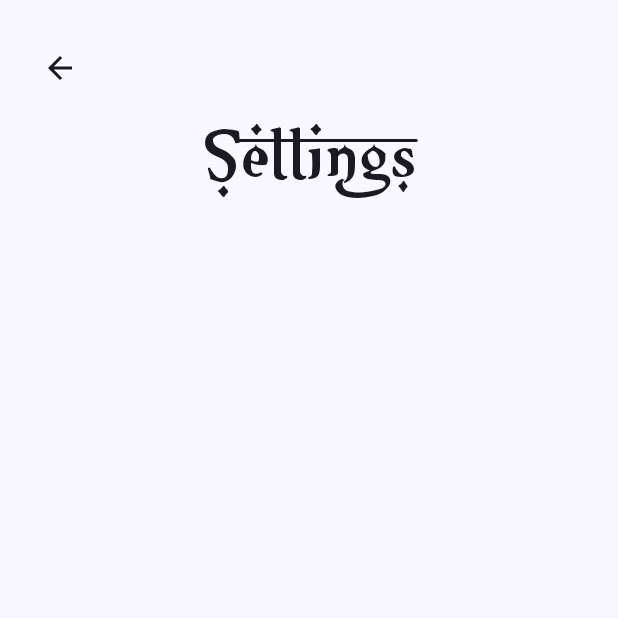
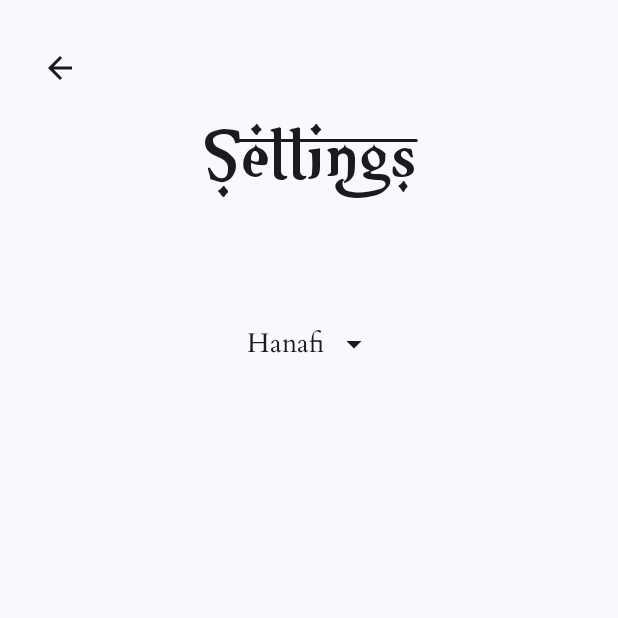
Before and after one commit to kabirnayeem99/islam_qa_org_android, an Android app built with Jetpack Compose: the composable SettingsScreen shown on its own in the app's theme, on a phone screen of 412 x 824 dp, the top half of it. Run offline under Robolectric (Android 15) with nearby library versions, the phone set to English and light mode, and no system bars; our stand-ins replace Dagger/Hilt's generated code, Timber; libraries missing offline, so code that uses them is left out: com.ramcosta.composedestinations.

Commit message:
🗜️ refactor [settings]: refactor settings page to use jetpack compose

```diff
--- a/app/build.gradle
+++ b/app/build.gradle
@@ -151,7 +151,8 @@ dependencies {
 
     implementation 'com.github.giangpham96:ExpandableTextView:1.0.1'
 
-    implementation 'io.github.raamcosta.compose-destinations:core:1.5.10-beta'
+//    implementation 'io.github.raamcosta.compose-destinations:core:1.5.10-beta'
+    implementation 'io.github.raamcosta.compose-destinations:animations-core:1.5.10-beta'
     ksp 'io.github.raamcosta.compose-destinations:ksp:1.5.10-beta'
 
 }
--- a/app/src/main/java/io/github/kabirnayeem99/islamqaorg/ui/home/QuestionItemCard.kt
+++ b/app/src/main/java/io/github/kabirnayeem99/islamqaorg/ui/home/QuestionItemCard.kt
@@ -28,11 +28,12 @@ import io.github.kabirnayeem99.islamqaorg.ui.theme.ArabicFontFamily
 fun QuestionItemCard(
     question: Question,
     shouldHavePadding: Boolean = true,
+    modifier: Modifier,
     onClick: () -> Unit = {}
 ) {
 
     Card(
-        modifier = Modifier
+        modifier = modifier
             .padding(vertical = 8.dp, horizontal = if (shouldHavePadding) 24.dp else 0.dp)
             .fillMaxWidth(),
         border = BorderStroke(
--- a/app/src/main/java/io/github/kabirnayeem99/islamqaorg/ui/settings/SettingsScreen.kt
+++ b/app/src/main/java/io/github/kabirnayeem99/islamqaorg/ui/settings/SettingsScreen.kt
@@ -1,35 +1,120 @@
 package io.github.kabirnayeem99.islamqaorg.ui.settings
 
 import androidx.compose.foundation.background
-import androidx.compose.foundation.layout.Spacer
-import androidx.compose.foundation.layout.fillMaxSize
-import androidx.compose.foundation.layout.height
-import androidx.compose.foundation.layout.padding
+import androidx.compose.foundation.clickable
+import androidx.compose.foundation.layout.*
 import androidx.compose.foundation.lazy.LazyColumn
+import androidx.compose.material.DropdownMenuItem
 import androidx.compose.material.TopAppBar
 import androidx.compose.material.icons.Icons
+import androidx.compose.material.icons.filled.ArrowDropDown
+import androidx.compose.material.icons.filled.FavoriteBorder
 import androidx.compose.material.icons.outlined.ArrowBack
-import androidx.compose.material3.ExperimentalMaterial3Api
-import androidx.compose.material3.MaterialTheme
-import androidx.compose.material3.Scaffold
-import androidx.compose.runtime.Composable
+import androidx.compose.material3.*
+import androidx.compose.runtime.*
+import androidx.compose.ui.Alignment
 import androidx.compose.ui.Modifier
 import androidx.compose.ui.res.stringResource
 import androidx.compose.ui.unit.dp
+import androidx.compose.ui.unit.sp
+import androidx.hilt.navigation.compose.hiltViewModel
 import com.ramcosta.composedestinations.annotation.Destination
 import com.ramcosta.composedestinations.navigation.DestinationsNavigator
 import io.github.kabirnayeem99.islamqaorg.R
+import io.github.kabirnayeem99.islamqaorg.domain.entity.Fiqh
+import io.github.kabirnayeem99.islamqaorg.ui.common.PageTransitionAnimation
 import io.github.kabirnayeem99.islamqaorg.ui.common.ScreenTitle
 import io.github.kabirnayeem99.islamqaorg.ui.common.TopBarActionButton
+import timber.log.Timber
 
 @OptIn(ExperimentalMaterial3Api::class)
-@Destination
+@Destination(style = PageTransitionAnimation::class)
 @Composable
-fun SettingsScreen(navigator: DestinationsNavigator) {
+fun SettingsScreen(
+    settingsViewModel: SettingsViewModel = hiltViewModel(),
+    navigator: DestinationsNavigator
+) {
 
-    Scaffold(modifier = Modifier
+
+    LaunchedEffect(true) {
+        settingsViewModel.getFiqh()
+    }
+
+    val selectedFiqh = settingsViewModel.uiState.selectedFiqh
+
+    Scaffold(
+        modifier = Modifier
             .fillMaxSize()
-        .padding(top = 12.dp), topBar = {
+            .padding(top = 12.dp),
+        topBar = { SettingsTopAppBar(navigator) },
+    ) {
+
+
+        LazyColumn {
+            item {
+                Spacer(modifier = Modifier.height(62.dp))
+                val settingsLabel = stringResource(id = R.string.label_settings)
+                ScreenTitle(homePageTitle = settingsLabel)
+                Spacer(modifier = Modifier.height(52.dp))
+                FiqhSelectorDropDownMenu(selectedFiqh, settingsViewModel)
+            }
+        }
+    }
+}
+
+@Composable
+private fun FiqhSelectorDropDownMenu(
+    selectedFiqh: Fiqh,
+    settingsViewModel: SettingsViewModel
+) {
+    val fiqhList = Fiqh.values().filterNot { it.displayName.isBlank() }
+    var expanded by remember { mutableStateOf(false) }
+
+    Box(Modifier.fillMaxWidth(), contentAlignment = Alignment.Center) {
+        Row(
+            Modifier
+                .padding(24.dp)
+                .clickable {
+                    expanded = !expanded
+                }
+                .padding(8.dp),
+            horizontalArrangement = Arrangement.Center,
+            verticalAlignment = Alignment.CenterVertically
+        ) {
+            Text(
+                text = selectedFiqh.displayName,
+                fontSize = 18.sp,
+                modifier = Modifier.padding(end = 8.dp)
+            )
+            Icon(
+                imageVector = Icons.Filled.ArrowDropDown,
+                contentDescription = stringResource(id = R.string.content_desc_select_fiqh)
+            )
+            DropdownMenu(expanded = expanded, onDismissRequest = { expanded = false }) {
+                fiqhList.forEach { fiqh ->
+                    DropdownMenuItem(onClick = {
+                        Timber.d(fiqh.toString())
+                        expanded = false
+                        settingsViewModel.saveFiqh(fiqh)
+                    }) {
+                        Row {
+                            Icon(
+                                imageVector = Icons.Filled.FavoriteBorder,
+                                contentDescription = stringResource(id = R.string.hint_fiqh)
+                            )
+                            Spacer(modifier = Modifier.width(10.dp))
+                            Text(text = fiqh.displayName)
+
+                        }
+                    }
+                }
+            }
+        }
+    }
+}
+
+@Composable
+private fun SettingsTopAppBar(navigator: DestinationsNavigator) {
     TopAppBar(
         title = {},
         navigationIcon = {
@@ -45,14 +130,4 @@ fun SettingsScreen(navigator: DestinationsNavigator) {
             .background(color = MaterialTheme.colorScheme.background.copy(alpha = 0.6F)),
         elevation = 0.dp,
     )
-    }) {
-        LazyColumn {
-            item {
-                Spacer(modifier = Modifier.height(62.dp))
-                val settingsLabel = stringResource(id = R.string.label_settings)
-                ScreenTitle(homePageTitle = settingsLabel)
-                Spacer(modifier = Modifier.height(52.dp))
 }
-        }
-    }
-}
--- a/app/src/main/java/io/github/kabirnayeem99/islamqaorg/ui/settings/SettingsViewModel.kt
+++ b/app/src/main/java/io/github/kabirnayeem99/islamqaorg/ui/settings/SettingsViewModel.kt
@@ -1,5 +1,8 @@
 package io.github.kabirnayeem99.islamqaorg.ui.settings
 
+import androidx.compose.runtime.getValue
+import androidx.compose.runtime.mutableStateOf
+import androidx.compose.runtime.setValue
 import androidx.lifecycle.ViewModel
 import androidx.lifecycle.viewModelScope
 import dagger.hilt.android.lifecycle.HiltViewModel
@@ -7,9 +10,6 @@ import io.github.kabirnayeem99.islamqaorg.domain.entity.Fiqh
 import io.github.kabirnayeem99.islamqaorg.domain.useCase.GetPreferredFiqh
 import io.github.kabirnayeem99.islamqaorg.domain.useCase.SavePreferredFiqh
 import kotlinx.coroutines.Job
-import kotlinx.coroutines.flow.MutableStateFlow
-import kotlinx.coroutines.flow.asStateFlow
-import kotlinx.coroutines.flow.update
 import kotlinx.coroutines.launch
 import timber.log.Timber
 import javax.inject.Inject
@@ -20,8 +20,8 @@ class SettingsViewModel @Inject constructor(
     private val getPreferredFiqh: GetPreferredFiqh,
 ) : ViewModel() {
 
-    private val _uiState = MutableStateFlow(SettingsUiState())
-    val uiState = _uiState.asStateFlow()
+    var uiState by mutableStateOf(SettingsUiState())
+        private set
 
     private var savePreferredFiqhJob: Job? = null
 
@@ -29,7 +29,7 @@ class SettingsViewModel @Inject constructor(
         savePreferredFiqhJob?.cancel()
         savePreferredFiqhJob = viewModelScope.launch {
             savePreferredFiqh(fiqh)
-            _uiState.update { it.copy(selectedFiqh = fiqh) }
+            uiState = uiState.copy(selectedFiqh = fiqh)
         }
     }
 
@@ -39,7 +39,7 @@ class SettingsViewModel @Inject constructor(
         getPreferredFiqhJob = viewModelScope.launch {
             val fiqh = getPreferredFiqh()
             Timber.d("Fiqh is $fiqh")
-            _uiState.update { it.copy(selectedFiqh = fiqh) }
+            uiState = uiState.copy(selectedFiqh = fiqh)
         }
     }
 }
--- a/app/src/main/res/values/strings.xml
+++ b/app/src/main/res/values/strings.xml
@@ -36,4 +36,5 @@
     <string name="hint_selected_fiqh">Your currently preferred madhab is %1$s Fiqh.</string>
     <string name="question_source_text">Answered according to %1$s by %2$s</string>
     <string name="content_desc_go_back">Go back to previous screen</string>
+    <string name="content_desc_select_fiqh">Select your preferred Fiqh</string>
 </resources>
```
Also changed, not shown: app/src/main/java/io/github/kabirnayeem99/islamqaorg/ui/IslamQaRoot.kt (+12 -1 lines), app/src/main/java/io/github/kabirnayeem99/islamqaorg/ui/common/PageTransitionAnimation.kt (added, +72 -0 lines), app/src/main/java/io/github/kabirnayeem99/islamqaorg/ui/home/HomeScreen.kt (+10 -6 lines), app/src/main/java/io/github/kabirnayeem99/islamqaorg/ui/questionDetails/QuestionDetailsScreen.kt (+62 -6 lines), app/src/main/java/io/github/kabirnayeem99/islamqaorg/ui/settings/SettingsFragment.kt (deleted, +0 -127 lines). Lines whose indentation alone changed are shown as unchanged.
